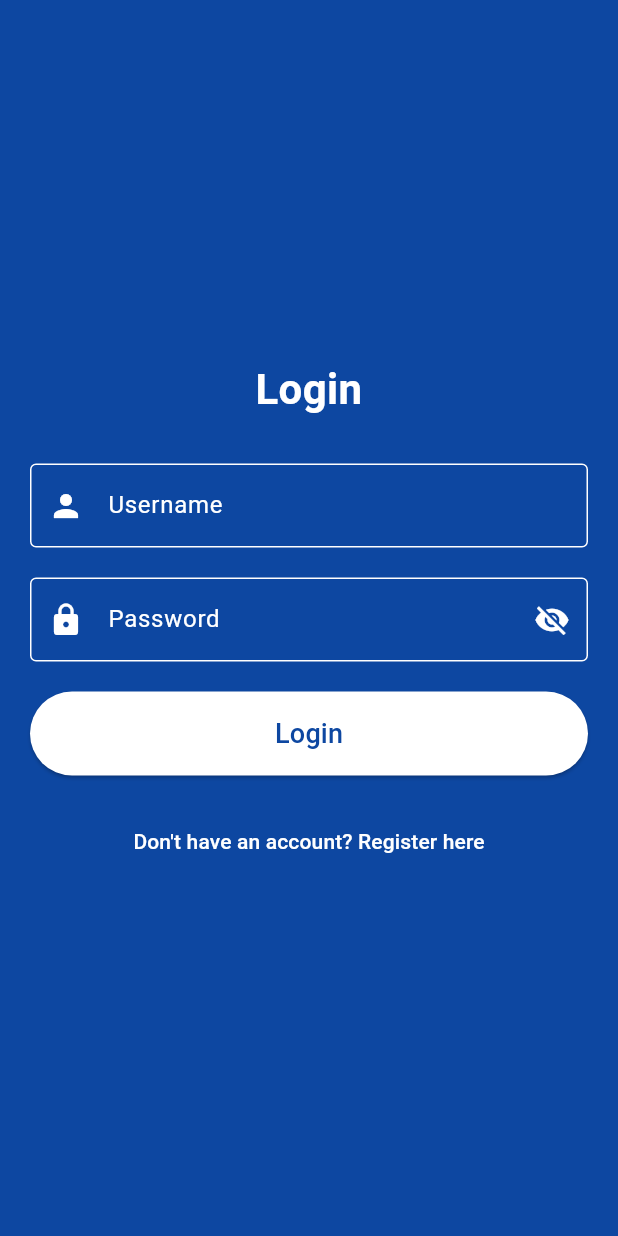
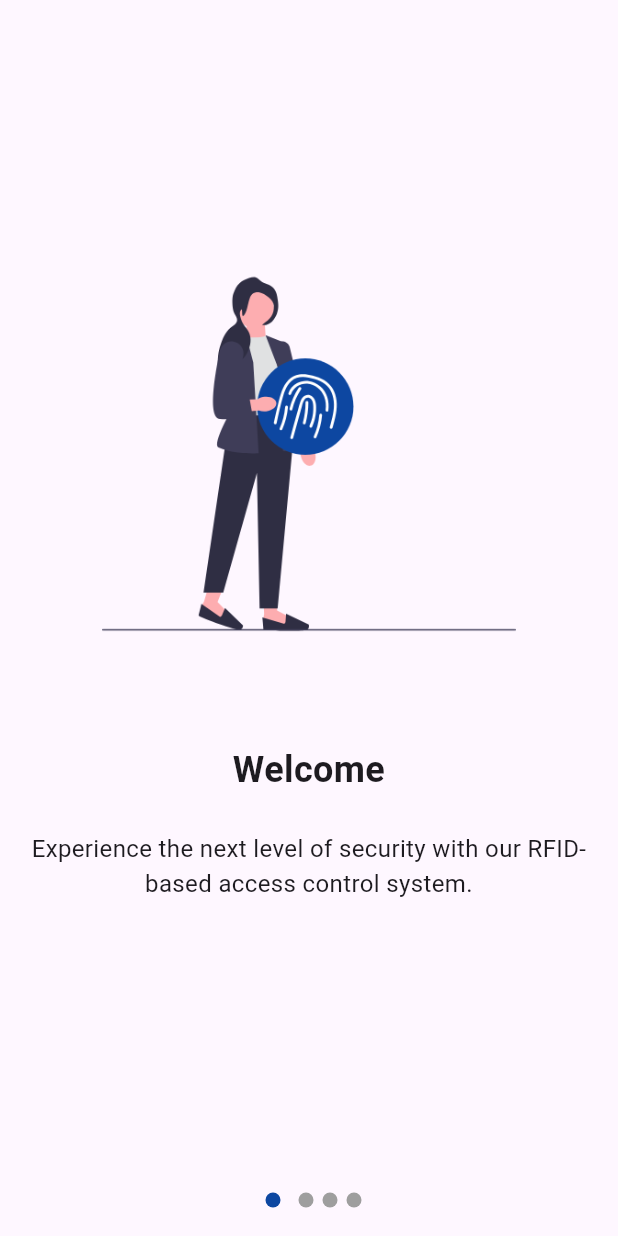
Before and after one commit to JosephDoUrden/RFID-Based-Access-Control-System, a Flutter app: the screen it shows after launch, on a phone screen of 412 x 824 dp. Run offline on Flutter 3.47's test engine with Material 3 defaults, Android fonts, the phone set to English and light mode, and no system bars; drawn by our look-alikes of introduction_screen; our stand-ins replace flutter_svg_provider, shared_preferences.

Commit message:
add: intro slide screen

```diff
--- a/frontend/lib/main.dart
+++ b/frontend/lib/main.dart
@@ -1,5 +1,5 @@
 import 'package:flutter/material.dart';
-import 'package:frontend/views/login/login_view.dart';
+import 'package:frontend/views/intro_slide_view.dart';
 
 void main() {
   runApp(const MyApp());
@@ -16,7 +16,7 @@ class MyApp extends StatelessWidget {
         primarySwatch: Colors.blue,
       ),
       debugShowCheckedModeBanner: false,
-      home: const LoginView(), // Uygulama başlangıç sayfası
+      home: const IntroScreenView(), // Uygulama başlangıç sayfası
     );
   }
 }
--- /dev/null
+++ b/frontend/lib/views/intro_slide_view.dart
@@ -0,0 +1,92 @@
+import 'package:flutter/material.dart';
+import 'package:flutter/widgets.dart';
+import 'package:frontend/views/login/login_view.dart';
+import 'package:introduction_screen/introduction_screen.dart';
+import 'package:flutter_svg_provider/flutter_svg_provider.dart';
+
+class IntroScreenView extends StatelessWidget {
+  const IntroScreenView({super.key});
+
+  @override
+  Widget build(BuildContext context) {
+    return Scaffold(
+      body: Padding(
+        padding: EdgeInsets.only(top: (MediaQuery.of(context).size.height * 0.2)),
+        child: IntroductionScreen(
+          pages: [
+            PageViewModel(
+              title: "Welcome",
+              body: "Experience the next level of security with our RFID-based access control system.",
+              image: _buildImageWithBorder("assets/images/slide1.svg"),
+              decoration: const PageDecoration(
+                titleTextStyle: TextStyle(fontSize: 24.0, fontWeight: FontWeight.bold),
+                bodyTextStyle: TextStyle(fontSize: 16.0),
+              ),
+            ),
+            PageViewModel(
+              title: "Real-time Monitoring",
+              body: "Monitor access activities in real-time and receive instant alerts for any unauthorized attempts.",
+              image: _buildImageWithBorder("assets/images/slide2.svg"),
+              decoration: const PageDecoration(
+                bodyTextStyle: TextStyle(fontSize: 16.0),
+              ),
+            ),
+            PageViewModel(
+              title: "Flexible Security Solutions",
+              body:
+                  "Customize security settings and permissions according to your organization's needs and requirements.",
+              image: _buildImageWithBorder("assets/images/slide3.svg"),
+              decoration: const PageDecoration(
+                bodyTextStyle: TextStyle(fontSize: 16.0),
+              ),
+            ),
+            PageViewModel(
+              title: "Get Started",
+              body: "Enhance your security measures today with our RFID-based access control solution.",
+              image: _buildImageWithBorder("assets/images/slide4.svg"),
+              decoration: const PageDecoration(
+                bodyTextStyle: TextStyle(fontSize: 16.0),
+              ),
+            ),
+          ],
+          done: Text("Start", style: TextStyle(fontWeight: FontWeight.w600, color: Colors.blue[900])),
+          onDone: () {
+            Navigator.pushReplacement(
+              context,
+              MaterialPageRoute(builder: (context) => const LoginView()),
+            );
+          },
+          showSkipButton: false,
+          showNextButton: false,
+          dotsDecorator: DotsDecorator(
+            size: const Size(10.0, 10.0),
+            color: Colors.grey,
+            activeSize: const Size(22.0, 10.0),
+            activeColor: Colors.blue[900],
+            spacing: const EdgeInsets.all(3.0),
+          ),
+        ),
+      ),
+    );
+  }
+
+  Widget _buildImageWithBorder(String imagePath) {
+    return Container(
+      width: 450,
+      height: 450,
+      decoration: const BoxDecoration(
+        shape: BoxShape.rectangle,
+        borderRadius: BorderRadius.all(Radius.circular(30.0)),
+        color: Colors.transparent,
+      ),
+      child: Center(
+        child: Image(
+          image: Svg(imagePath),
+          width: 300,
+          height: 300,
+          fit: BoxFit.contain,
+        ),
+      ),
+    );
+  }
+}
--- a/frontend/pubspec.yaml
+++ b/frontend/pubspec.yaml
@@ -12,6 +12,8 @@ dependencies:
   flutter:
     sdk: flutter
   cupertino_icons: ^1.0.2
+  introduction_screen: ^3.1.14
+  flutter_svg_provider: ^1.0.7
 
 dev_dependencies:
   flutter_test:
@@ -24,3 +26,7 @@ dev_dependencies:
 flutter:
 
   uses-material-design: true
+
+  assets:
+    - assets/
+    - assets/images/
```
Also changed, not shown: frontend/assets/images/slide1.svg (added), frontend/assets/images/slide2.svg (added), frontend/assets/images/slide3.svg (added), frontend/assets/images/slide4.svg (added), frontend/pubspec.lock.
